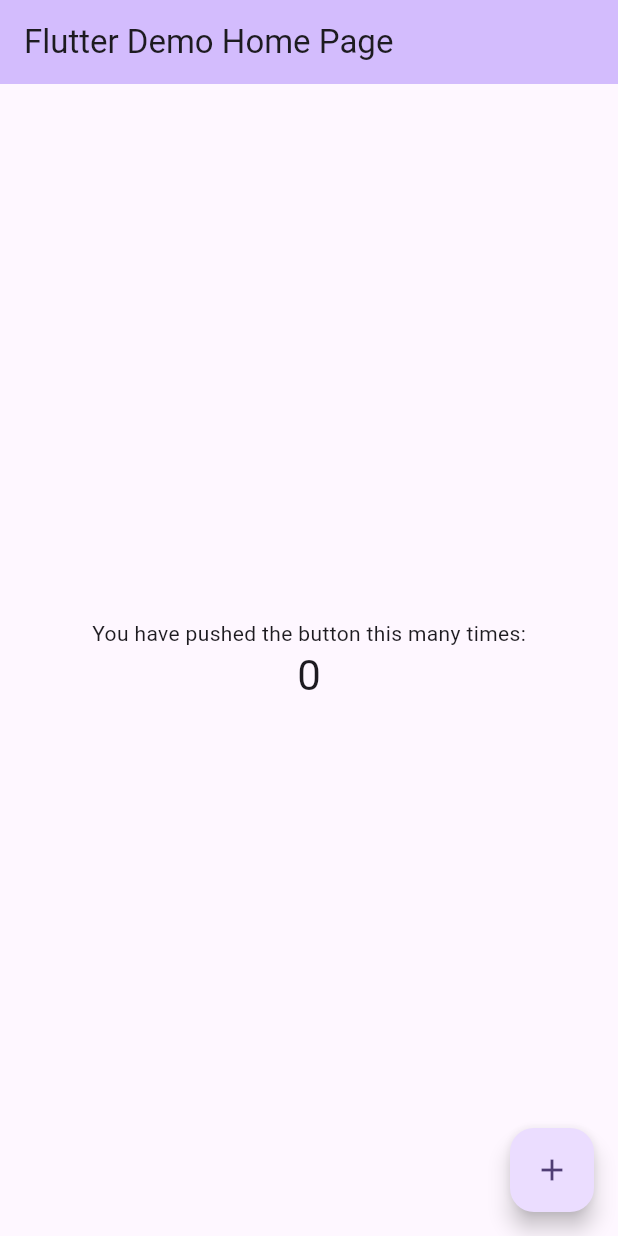
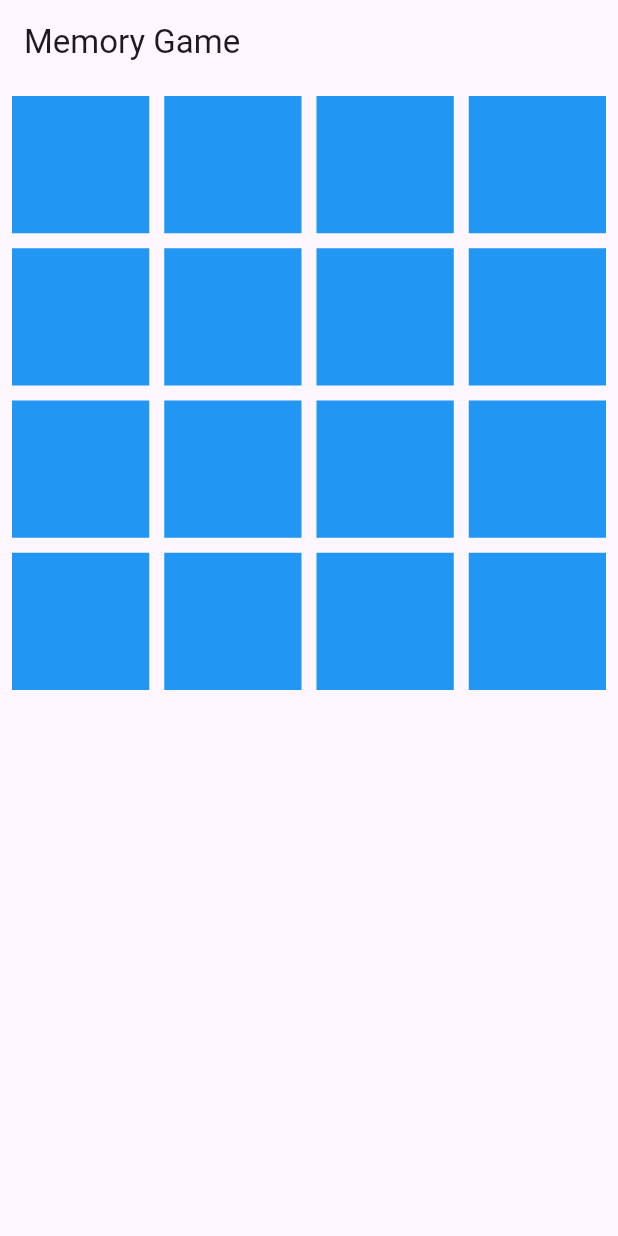
Before and after one commit to abdulbasith007/Card-Matching-Game---Flutter, a Flutter app: the screen it shows after launch, on a phone screen of 412 x 824 dp. Run offline on Flutter 3.47's test engine with Material 3 defaults, Android fonts, the phone set to English and light mode, and no system bars.

Commit message:
Basic grid structure

```diff
--- a/lib/main.dart
+++ b/lib/main.dart
@@ -1,125 +1,48 @@
 import 'package:flutter/material.dart';
 
-void main() {
-  runApp(const MyApp());
-}
+void main() => runApp(const MemoryGame());
 
-class MyApp extends StatelessWidget {
-  const MyApp({super.key});
+class MemoryGame extends StatelessWidget {
+  const MemoryGame({super.key});
 
-  // This widget is the root of your application.
   @override
   Widget build(BuildContext context) {
-    return MaterialApp(
-      title: 'Flutter Demo',
-      theme: ThemeData(
-        // This is the theme of your application.
-        //
-        // TRY THIS: Try running your application with "flutter run". You'll see
-        // the application has a purple toolbar. Then, without quitting the app,
-        // try changing the seedColor in the colorScheme below to Colors.green
-        // and then invoke "hot reload" (save your changes or press the "hot
-        // reload" button in a Flutter-supported IDE, or press "r" if you used
-        // the command line to start the app).
-        //
-        // Notice that the counter didn't reset back to zero; the application
-        // state is not lost during the reload. To reset the state, use hot
-        // restart instead.
-        //
-        // This works for code too, not just values: Most code changes can be
-        // tested with just a hot reload.
-        colorScheme: ColorScheme.fromSeed(seedColor: Colors.deepPurple),
-        useMaterial3: true,
-      ),
-      home: const MyHomePage(title: 'Flutter Demo Home Page'),
+    return const MaterialApp(
+      home: GameScreen(),
     );
   }
 }
 
-class MyHomePage extends StatefulWidget {
-  const MyHomePage({super.key, required this.title});
-
-  // This widget is the home page of your application. It is stateful, meaning
-  // that it has a State object (defined below) that contains fields that affect
-  // how it looks.
-
-  // This class is the configuration for the state. It holds the values (in this
-  // case the title) provided by the parent (in this case the App widget) and
-  // used by the build method of the State. Fields in a Widget subclass are
-  // always marked "final".
-
-  final String title;
+class GameScreen extends StatefulWidget {
+  const GameScreen({super.key});
 
   @override
-  State<MyHomePage> createState() => _MyHomePageState();
+  _GameScreenState createState() => _GameScreenState();
 }
 
-class _MyHomePageState extends State<MyHomePage> {
-  int _counter = 0;
-
-  void _incrementCounter() {
-    setState(() {
-      // This call to setState tells the Flutter framework that something has
-      // changed in this State, which causes it to rerun the build method below
-      // so that the display can reflect the updated values. If we changed
-      // _counter without calling setState(), then the build method would not be
-      // called again, and so nothing would appear to happen.
-      _counter++;
-    });
-  }
+class _GameScreenState extends State<GameScreen> {
+  final int gridSize = 4;
 
   @override
   Widget build(BuildContext context) {
-    // This method is rerun every time setState is called, for instance as done
-    // by the _incrementCounter method above.
-    //
-    // The Flutter framework has been optimized to make rerunning build methods
-    // fast, so that you can just rebuild anything that needs updating rather
-    // than having to individually change instances of widgets.
     return Scaffold(
       appBar: AppBar(
-        // TRY THIS: Try changing the color here to a specific color (to
-        // Colors.amber, perhaps?) and trigger a hot reload to see the AppBar
-        // change color while the other colors stay the same.
-        backgroundColor: Theme.of(context).colorScheme.inversePrimary,
-        // Here we take the value from the MyHomePage object that was created by
-        // the App.build method, and use it to set our appbar title.
-        title: Text(widget.title),
+        title: const Text('Memory Game'),
       ),
-      body: Center(
-        // Center is a layout widget. It takes a single child and positions it
-        // in the middle of the parent.
-        child: Column(
-          // Column is also a layout widget. It takes a list of children and
-          // arranges them vertically. By default, it sizes itself to fit its
-          // children horizontally, and tries to be as tall as its parent.
-          //
-          // Column has various properties to control how it sizes itself and
-          // how it positions its children. Here we use mainAxisAlignment to
-          // center the children vertically; the main axis here is the vertical
-          // axis because Columns are vertical (the cross axis would be
-          // horizontal).
-          //
-          // TRY THIS: Invoke "debug painting" (choose the "Toggle Debug Paint"
-          // action in the IDE, or press "p" in the console), to see the
-          // wireframe for each widget.
-          mainAxisAlignment: MainAxisAlignment.center,
-          children: <Widget>[
-            const Text(
-              'You have pushed the button this many times:',
-            ),
-            Text(
-              '$_counter',
-              style: Theme.of(context).textTheme.headlineMedium,
-            ),
-          ],
+      body: GridView.builder(
+        padding: const EdgeInsets.all(8.0),
+        gridDelegate: SliverGridDelegateWithFixedCrossAxisCount(
+          crossAxisCount: gridSize,
+          crossAxisSpacing: 10,
+          mainAxisSpacing: 10,
         ),
+        itemCount: gridSize * gridSize,
+        itemBuilder: (context, index) {
+          return Container(
+            color: Colors.blue,
+          );
+        },
       ),
-      floatingActionButton: FloatingActionButton(
-        onPressed: _incrementCounter,
-        tooltip: 'Increment',
-        child: const Icon(Icons.add),
-      ), // This trailing comma makes auto-formatting nicer for build methods.
     );
   }
 }
```
